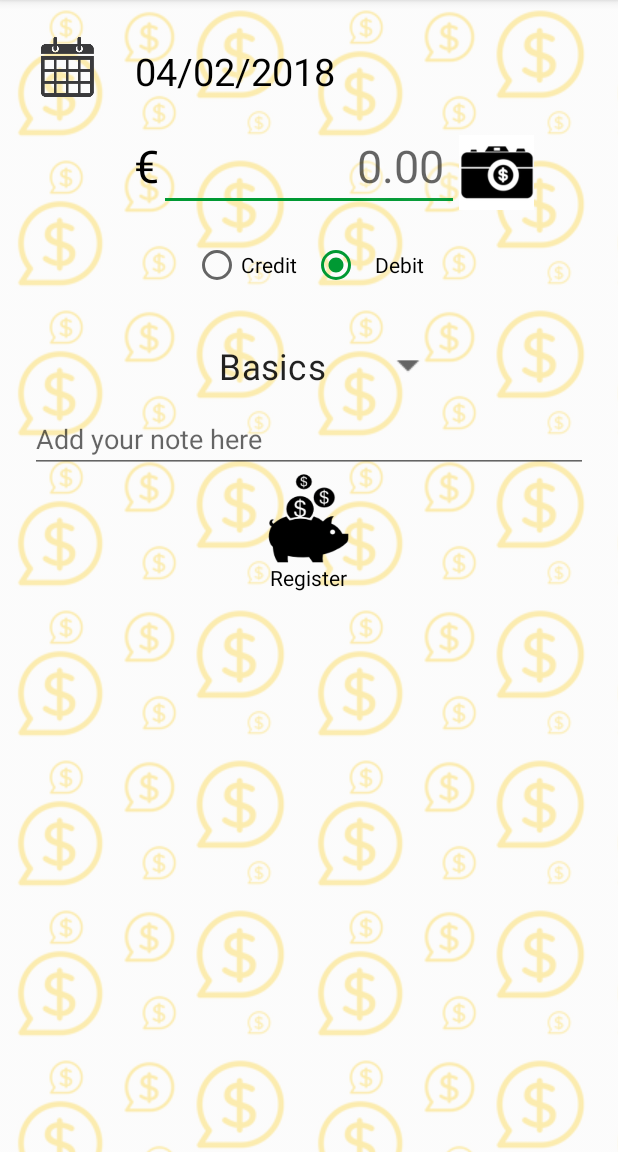
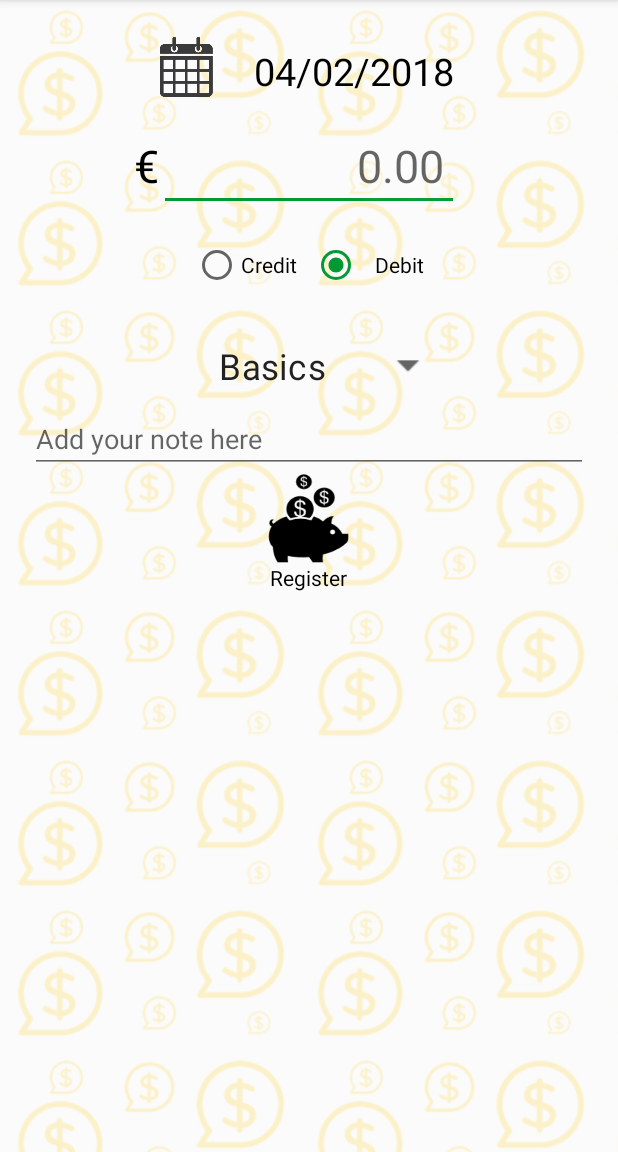
Before and after one commit to imposimato/SixBowlsAndroid, an Android app: the screen it shows after launch (MainActivity), on a phone screen of 412 x 824 dp, the part 84-1236 px from its top. Run offline under Robolectric (Android 15) with nearby library versions, the phone set to English and light mode, and no system bars.

Commit message:
1.0 commit Released to Google Play

```diff
--- a/app/src/main/java/com/luiz/sixbowls/MainActivity.java
+++ b/app/src/main/java/com/luiz/sixbowls/MainActivity.java
@@ -14,6 +14,7 @@ import android.database.SQLException;
 import android.database.sqlite.SQLiteDatabase;
 import android.database.sqlite.SQLiteOpenHelper;
 import android.os.AsyncTask;
+import android.support.v4.app.NavUtils;
 import android.support.v7.app.AlertDialog;
 import android.support.v7.app.AppCompatActivity;
 import android.os.Bundle;
@@ -82,7 +83,7 @@ public class MainActivity extends AppCompatActivity
         dateView.setText(dtShow.format(currentDate));
         moneyInput = (EditText) findViewById(R.id.moneyInput);
 
-        ocrStart = (Button) findViewById(R.id.ocrStart);
+        //ocrStart = (Button) findViewById(R.id.ocrStart);
 
         radioGroup = (RadioGroup) findViewById(R.id.credDebRadioGroup);
         credRB = (RadioButton) findViewById(R.id.credRB);
--- a/app/src/main/res/drawable/tile_background.xml
+++ b/app/src/main/res/drawable/tile_background.xml
@@ -4,4 +4,4 @@
         xmlns:android="http://schemas.android.com/apk/res/android"
         android:src="@drawable/bg"
         android:tileMode="repeat"
-        android:alpha="0.3"/>
+        android:alpha="0.2"/>
--- a/app/src/main/res/layout/activity_main.xml
+++ b/app/src/main/res/layout/activity_main.xml
@@ -11,14 +11,11 @@
     android:padding="20dp"
     tools:context="com.luiz.sixbowls.MainActivity">
 
-    <Button
-        android:id="@+id/dateInput"
-        android:layout_width="50dp"
-        android:layout_height="50dp"
-        android:layout_alignParentStart="true"
-        android:layout_alignParentTop="true"
-        android:background="@drawable/datebg"
-        android:textColor="@android:color/black" />
+    <RelativeLayout
+        android:id="@+id/layoutDate"
+        android:layout_width="wrap_content"
+        android:layout_height="wrap_content"
+        android:layout_centerHorizontal="true">
 
         <TextView
             android:id="@+id/dateTextView"
@@ -29,7 +26,21 @@
             android:padding="10dp"
             android:paddingStart="20dp"
             android:textColor="@android:color/black"
-        android:textSize="25sp" />
+            android:textSize="25sp"
+            tools:layout_editor_absoluteX="70dp"
+            tools:layout_editor_absoluteY="20dp" />
+
+        <Button
+            android:id="@+id/dateInput"
+            android:layout_width="50dp"
+            android:layout_height="50dp"
+            android:layout_alignParentStart="true"
+            android:layout_alignParentTop="true"
+            android:background="@drawable/datebg"
+            android:textColor="@android:color/black"
+            tools:layout_editor_absoluteX="20dp"
+            tools:layout_editor_absoluteY="20dp" />
+    </RelativeLayout>
 
     <TextView
         android:id="@+id/currency"
@@ -48,7 +59,7 @@
         android:id="@+id/moneyInput"
         android:layout_width="wrap_content"
         android:layout_height="wrap_content"
-        android:layout_below="@+id/dateInput"
+        android:layout_below="@+id/layoutDate"
         android:layout_centerHorizontal="true"
         android:layout_marginTop="10dp"
         android:width="200dp"
@@ -72,7 +83,8 @@
         android:layout_alignTop="@+id/currency"
         android:layout_toEndOf="@+id/moneyInput"
         android:background="@drawable/camerabg"
-        android:onClick="ocrCapture" />
+        android:onClick="ocrCapture"
+        android:visibility="gone" />
 
     <RadioGroup
         android:id="@+id/credDebRadioGroup"
--- a/app/src/main/res/values/strings.xml
+++ b/app/src/main/res/values/strings.xml
@@ -14,12 +14,17 @@
     <string name="education">Education</string>
     <string name="leisure">Leisure</string>
     <string name="gift">Gift</string>
-    <string name="aboutDescription">This App intend to help you to control your finances. It allows you to inform your income and outcame and also displays a balance in the period.</string>
+    <string name="aboutDescription">This App intend to help you to control your finances. It allows you to inform your income and outcome and also displays a balance in the period.</string>
     <string name="permission_camera_rationale">Access to the camera is needed for detection</string>
     <string name="ok">OK</string>
     <string name="low_storage_error">Ocr dependencies cannot be downloaded due to low device storage</string>
     <string name="no_camera_permission">This application cannot run because it does not have the camera permission.  The application will now exit.</string>
     <string name="ocr_success">Text read successfully</string>
+    <string name="hello_blank_fragment">Hello blank fragment</string>
+    <string name="nocredit">There is no CREDIT informed in this period</string>
+    <string name="reports">Reports</string>
+    <string name="title_activity_reports">Reports</string>
+    <string name="title_activity_graphcharts">Charts</string>
 
     <string-array name="bowls">
         <item>@string/basics</item>
@@ -30,8 +35,4 @@
         <item>@string/gift</item>
     </string-array>
 
-    <!-- TODO: Remove or change this placeholder text -->
-    <string name="hello_blank_fragment">Hello blank fragment</string>
-    <string name="nocredit">There is no CREDIT informed in this period</string>
-    <string name="reports">Reports</string>
 </resources>
```
Also changed, not shown: app/src/main/AndroidManifest.xml (+20 -5 lines), app/src/main/java/com/luiz/sixbowls/EntriesFragment.java (+7 -3 lines), app/src/main/java/com/luiz/sixbowls/GraphicActivity.java (+3 -10 lines), app/src/main/java/com/luiz/sixbowls/Reports.java (+16 -6 lines). Lines whose indentation alone changed are shown as unchanged.
